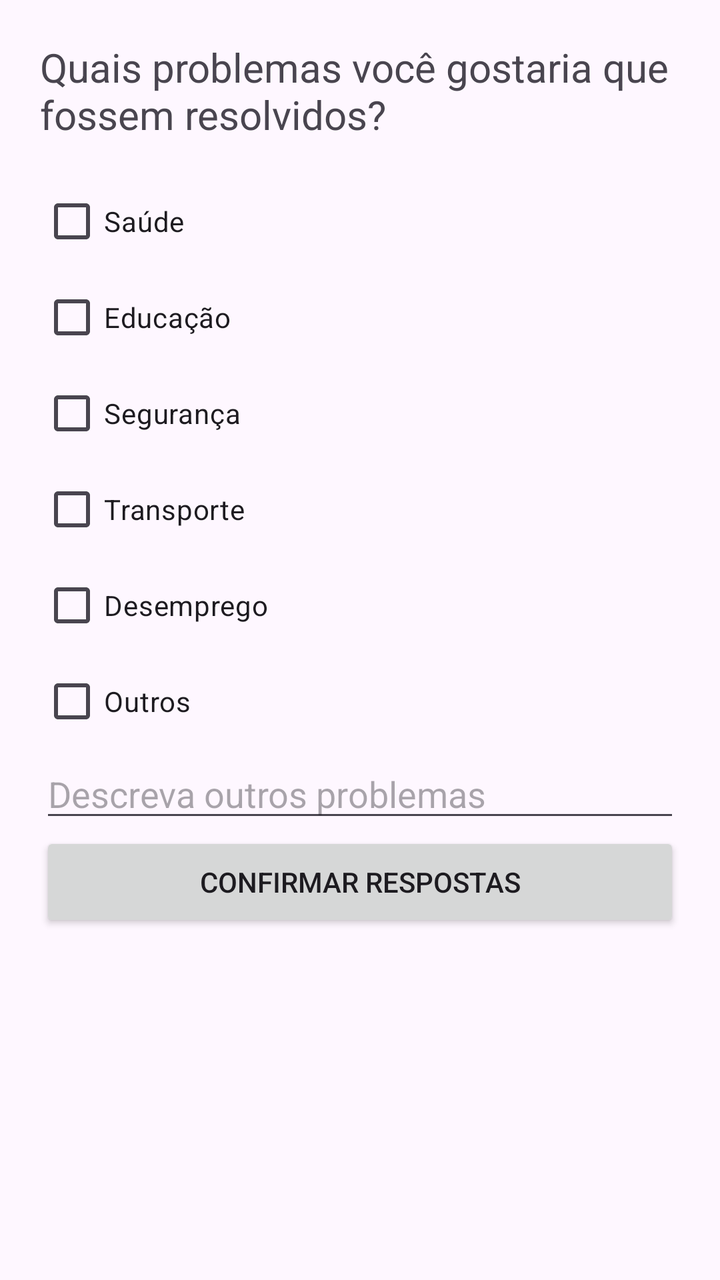
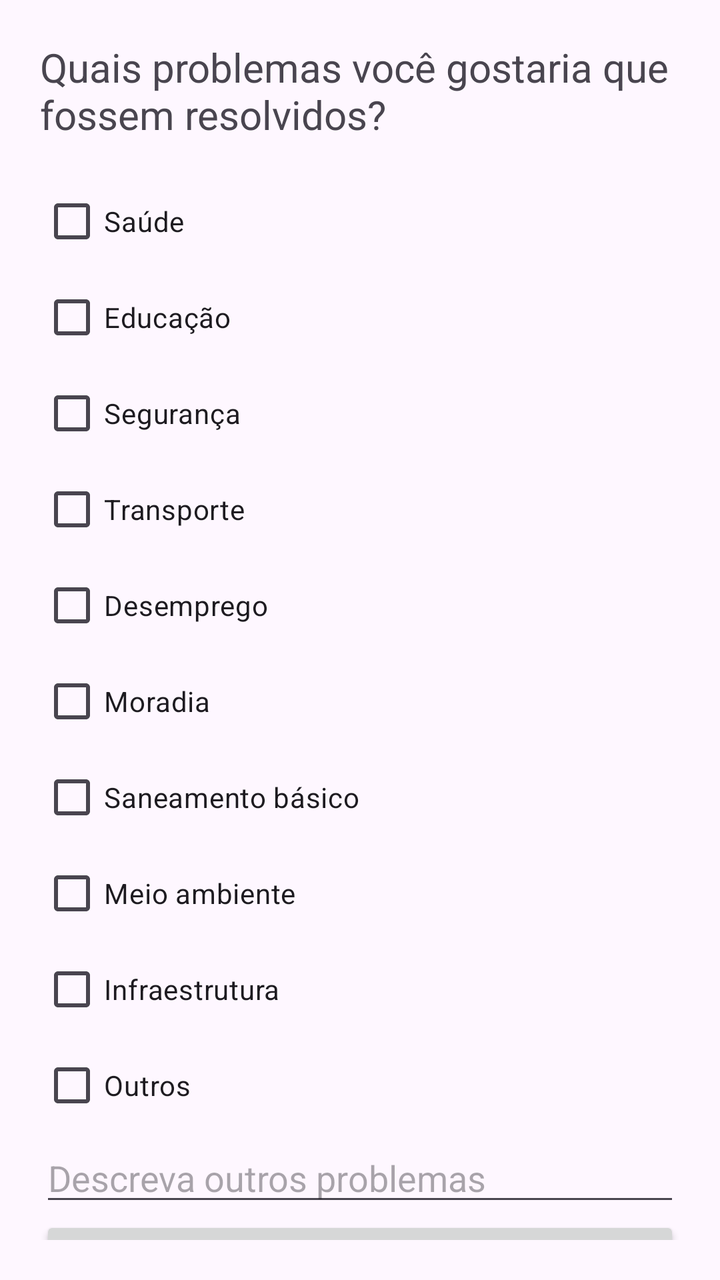

An Android layout rendered at two revisions. The XML below is the earlier revision; the diff shows what the commit changed to produce the second picture.
<!-- AndroidManifest.xml: application theme Theme.CampanhaEleitoral -->
<!-- res/layout/activity_problemas.xml -->
<?xml version="1.0" encoding="utf-8"?>
<androidx.constraintlayout.widget.ConstraintLayout
    xmlns:android="http://schemas.android.com/apk/res/android"
    xmlns:app="http://schemas.android.com/apk/res-auto"
    xmlns:tools="http://schemas.android.com/tools"
    android:id="@+id/main"
    android:layout_width="match_parent"
    android:layout_height="match_parent"
    tools:context=".ProblemasActivity">

    <LinearLayout
        android:layout_width="match_parent"
        android:layout_height="match_parent"
        android:orientation="vertical"
        android:padding="20dp"
        app:layout_constraintTop_toTopOf="parent"
        app:layout_constraintBottom_toBottomOf="parent"
        app:layout_constraintStart_toStartOf="parent"
        app:layout_constraintEnd_toEndOf="parent">

        <TextView
            android:layout_width="match_parent"
            android:layout_height="wrap_content"
            android:text="Quais problemas você gostaria que fossem resolvidos?"
            android:textSize="20sp"
            android:layout_marginBottom="16dp" />

        <CheckBox
            android:id="@+id/cbSaude"
            android:layout_width="wrap_content"
            android:layout_height="wrap_content"
            android:text="Saúde" />

        <CheckBox
            android:id="@+id/cbEducacao"
            android:layout_width="wrap_content"
            android:layout_height="wrap_content"
            android:text="Educação" />

        <CheckBox
            android:id="@+id/cbSeguranca"
            android:layout_width="wrap_content"
            android:layout_height="wrap_content"
            android:text="Segurança" />

        <CheckBox
            android:id="@+id/cbTransporte"
            android:layout_width="wrap_content"
            android:layout_height="wrap_content"
            android:text="Transporte" />

        <CheckBox
            android:id="@+id/cbDesemprego"
            android:layout_width="wrap_content"
            android:layout_height="wrap_content"
            android:text="Desemprego" />

        <CheckBox
            android:id="@+id/cbOutros"
            android:layout_width="wrap_content"
            android:layout_height="wrap_content"
            android:text="Outros" />

        <EditText
            android:id="@+id/etProblemas"
            android:layout_width="match_parent"
            android:layout_height="wrap_content"
            android:hint="Descreva outros problemas"
            android:inputType="textCapSentences" />

        <Button
            android:id="@+id/btConfirmar"
            android:layout_width="match_parent"
            android:layout_height="50dp"
            android:text="Confirmar respostas" />

    </LinearLayout>

</androidx.constraintlayout.widget.ConstraintLayout>
<!-- resources referenced by this layout -->
<resources>
  <style name="Theme.CampanhaEleitoral" parent="Base.Theme.CampanhaEleitoral" />
  <style name="Base.Theme.CampanhaEleitoral" parent="Theme.Material3.DayNight.NoActionBar">
          
          
      </style>
</resources>

<!-- the commit's change to res/layout/activity_problemas.xml (unified diff, before → after) -->
@@ -56,6 +56,30 @@
             android:text="Desemprego" />
 
         <CheckBox
+            android:id="@+id/cbMoradia"
+            android:layout_width="wrap_content"
+            android:layout_height="wrap_content"
+            android:text="Moradia" />
+
+        <CheckBox
+            android:id="@+id/cbSaneamento"
+            android:layout_width="wrap_content"
+            android:layout_height="wrap_content"
+            android:text="Saneamento básico" />
+
+        <CheckBox
+            android:id="@+id/cbMeioAmbiente"
+            android:layout_width="wrap_content"
+            android:layout_height="wrap_content"
+            android:text="Meio ambiente" />
+
+        <CheckBox
+            android:id="@+id/cbInfraestrutura"
+            android:layout_width="wrap_content"
+            android:layout_height="wrap_content"
+            android:text="Infraestrutura" />
+
+        <CheckBox
             android:id="@+id/cbOutros"
             android:layout_width="wrap_content"
             android:layout_height="wrap_content"
